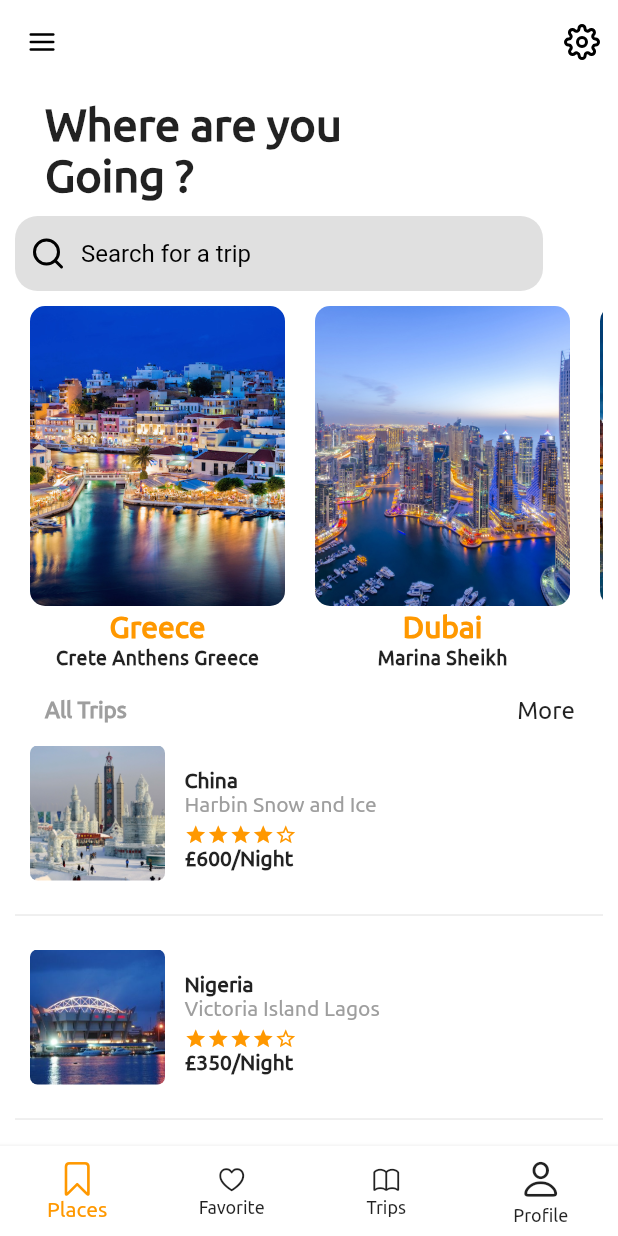
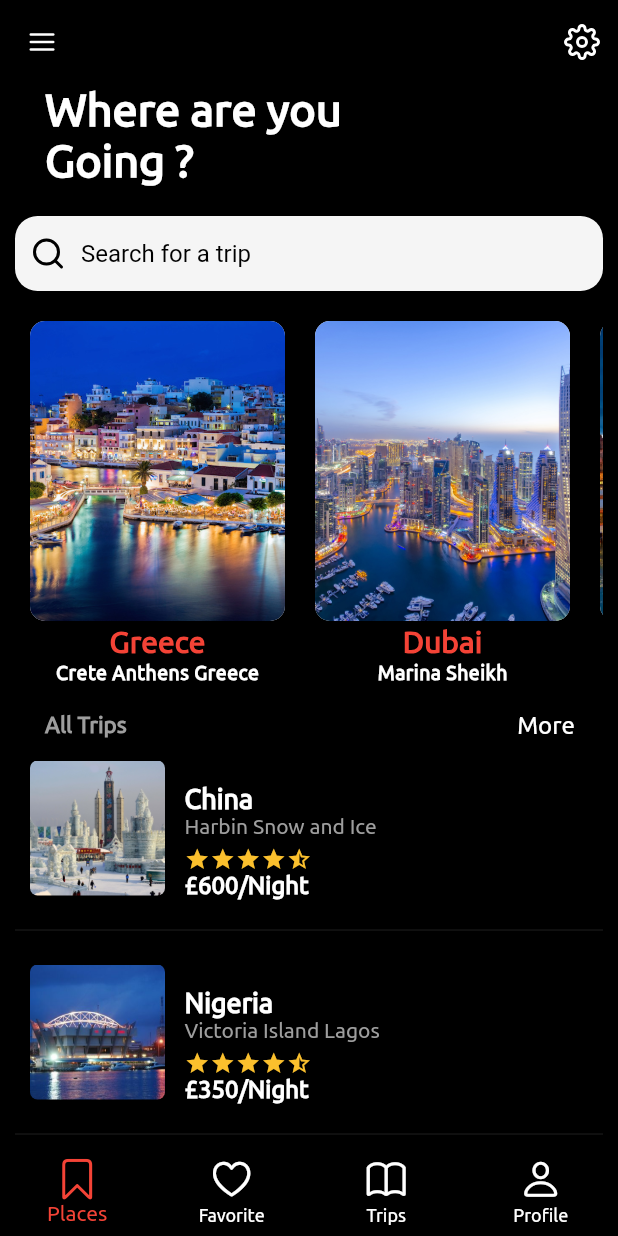
Before and after one commit to invincyx/FlutterTravel, a Flutter app: the screen it shows after launch, on a phone screen of 412 x 824 dp. Run offline on Flutter 3.47's test engine with Material 2 defaults, Android fonts, the phone set to English and light mode, and no system bars; drawn by our look-alikes of smooth_star_rating; our stand-ins replace flutter_icons.

Commit message:
code cleanup

```diff
--- a/lib/main.dart
+++ b/lib/main.dart
@@ -11,7 +11,7 @@ class MyApp extends StatelessWidget {
     return MaterialApp(
       debugShowCheckedModeBanner: false,
       title: Constants.appName,
-      theme: Constants.lightTheme,
+      theme: Constants.darkTheme,
       home: MainScreen(),
     );
   }
--- a/lib/pages/location.dart
+++ b/lib/pages/location.dart
@@ -13,9 +13,8 @@ class _LocationState extends State<Location> {
   @override
   Widget build(BuildContext context) {
     return Scaffold(
-     // appBar: header(context),
       body: Padding(
-        padding: const EdgeInsets.symmetric(horizontal:10.0),
+        padding: const EdgeInsets.symmetric(horizontal: 10.0),
         child: Column(
           mainAxisAlignment: MainAxisAlignment.start,
           crossAxisAlignment: CrossAxisAlignment.start,
@@ -24,8 +23,8 @@ class _LocationState extends State<Location> {
               padding: const EdgeInsets.only(
                 left: 20.0,
                 right: 10.0,
-                top: 10.0,
-                bottom: 10.0,
+
+                bottom: 20.0,
               ),
               child: Text(
                 'Where are you\nGoing ?',
@@ -37,9 +36,9 @@ class _LocationState extends State<Location> {
             ),
             Container(
               height: 50.0,
-              width: MediaQuery.of(context).size.width - 60.0,
+              width: MediaQuery.of(context).size.width - 20.0,
               decoration: BoxDecoration(
-                color: Colors.grey[300],
+                color: Colors.grey[100],
                 borderRadius: BorderRadius.circular(15.0),
               ),
               child: Row(
@@ -69,6 +68,7 @@ class _LocationState extends State<Location> {
                 ],
               ),
             ),
+            SizedBox(height: 10.0),
             Flexible(
               child: Container(
                 child: ListView(
@@ -106,7 +106,8 @@ class _LocationState extends State<Location> {
                           ),
                         ),
                         Padding(
-                          padding: const EdgeInsets.only(left: 20.0, right: 15.0,top:5.0),
+                          padding: const EdgeInsets.only(
+                              left: 20.0, right: 15.0, top: 5.0),
                           child: Row(
                             children: <Widget>[
                               Text(
@@ -133,14 +134,13 @@ class _LocationState extends State<Location> {
                             place: 'Harbin Snow and Ice',
                             price: '£600',
                             country: 'China'),
-                            Divider(),
+                        Divider(),
                         CardItem(
                             imgPath: 'assets/images/country/nigeria.jpg',
                             place: 'Victoria Island Lagos',
                             price: '£350',
                             country: 'Nigeria'),
-                                                      Divider(),
-
+                        Divider(),
                         CardItem(
                             imgPath: 'assets/images/country/beninRb.jpg',
                             place: 'L\'hotel Marina, Cotonou',
--- a/lib/screens/mainscreen.dart
+++ b/lib/screens/mainscreen.dart
@@ -51,21 +51,21 @@ class _MainScreenState extends State<MainScreen> {
           BottomNavigationBarItem(
             icon: Icon(
               CupertinoIcons.bookmark,
-              size: 25,
+              size: 30,
             ),
             label: "Places",
           ),
           BottomNavigationBarItem(
             icon: Icon(
               CupertinoIcons.heart,
-              size: 20,
+              size: 30,
             ),
             label: "Favorite",
           ),
           BottomNavigationBarItem(
             icon: Icon(
               CupertinoIcons.book,
-              size: 20,
+              size: 30,
             ),
             label: "Trips",
           ),
--- a/lib/utils/constants.dart
+++ b/lib/utils/constants.dart
@@ -7,8 +7,8 @@ class Constants {
   //Colors for theme
   static Color lightPrimary = Colors.white;
   static Color darkPrimary = Colors.black;
-  static Color lightAccent = Colors.orange;
-  static Color darkAccent = Colors.orange;
+  static Color lightAccent = Colors.red;
+  static Color darkAccent = Colors.red;
   static Color lightBG = Colors.white;
   static Color darkBG = Colors.black;
 
--- a/lib/widgets/card.dart
+++ b/lib/widgets/card.dart
@@ -60,7 +60,8 @@ class CardItem extends StatelessWidget {
                     Text(
                       country,
                       style: TextStyle(
-                        fontWeight: FontWeight.w900,
+                        fontSize: 18.0,
+                        fontWeight: FontWeight.bold,
                       ),
                     ),
                     Text(
@@ -74,6 +75,7 @@ class CardItem extends StatelessWidget {
                         Text(
                           '$price/',
                           style: TextStyle(
+                            fontSize: 16.0,
                             fontWeight: FontWeight.w900,
                           ),
                         ),
@@ -81,6 +83,7 @@ class CardItem extends StatelessWidget {
                         Text(
                           'Night',
                           style: TextStyle(
+                            fontSize: 16.0,
                             fontWeight: FontWeight.w900,
                           ),
                         ),
--- a/lib/widgets/starItem.dart
+++ b/lib/widgets/starItem.dart
@@ -1,36 +1,19 @@
 import 'package:flutter/material.dart';
+import 'package:smooth_star_rating/smooth_star_rating.dart';
 
 class StarItem extends StatelessWidget {
   @override
   Widget build(BuildContext context) {
-    return Row(
-      children: <Widget>[
-        Icon(
-          Icons.star,
-          color: Colors.orange,
-          size: 15,
-        ),
-        Icon(
-          Icons.star,
-          color: Colors.orange,
-          size: 15,
-        ),
-        Icon(
-          Icons.star,
-          color: Colors.orange,
-          size: 15,
-        ),
-        Icon(
-          Icons.star,
-          color: Colors.orange,
-          size: 15,
-        ),
-        Icon(
-          Icons.star_border,
-          color: Colors.orange,
-          size: 15,
-        ),
-      ],
+    return SmoothStarRating(
+      allowHalfRating: true,
+      onRated: (v) {},
+      starCount: 5,
+      rating: 4.5,
+      size: 17.0,
+      isReadOnly: true,
+      color: Colors.yellow[700],
+      borderColor: Colors.yellow[700],
+      spacing: 0.0,
     );
   }
 }
--- a/pubspec.yaml
+++ b/pubspec.yaml
@@ -23,6 +23,7 @@ dependencies:
   # The following adds the Cupertino Icons font to your application.
   # Use with the CupertinoIcons class for iOS style icons.
   cupertino_icons: ^0.1.2
+  smooth_star_rating: ^1.1.1
   flutter_icons:
 
 dev_dependencies:
```
Also changed, not shown: pubspec.lock.
